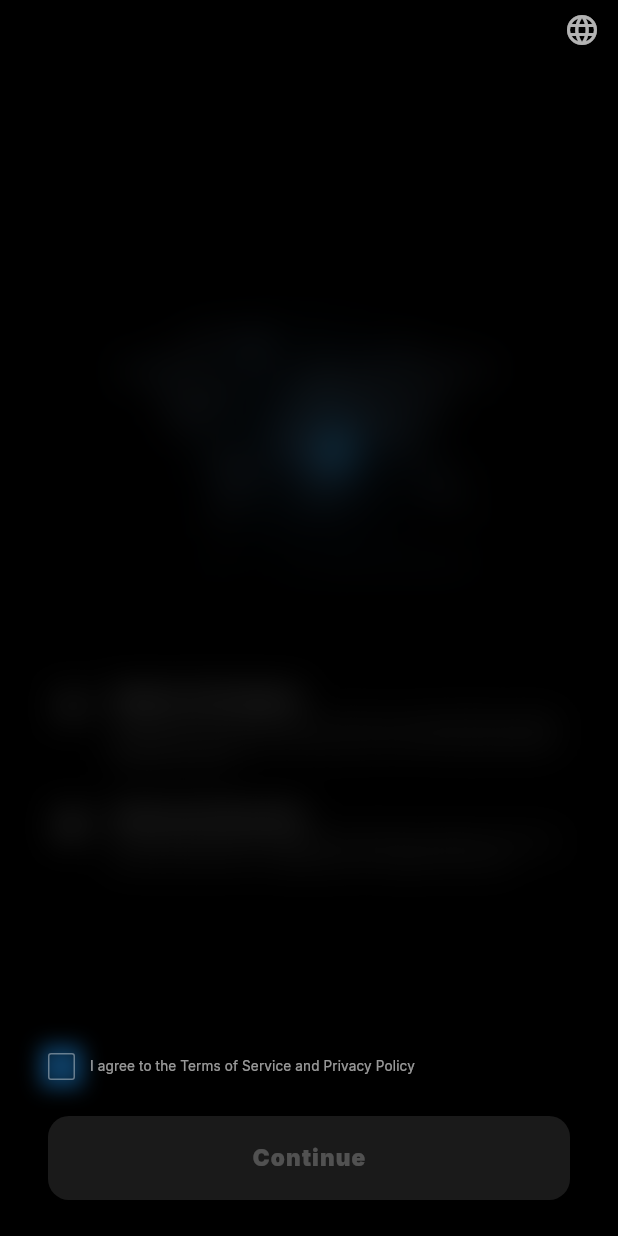
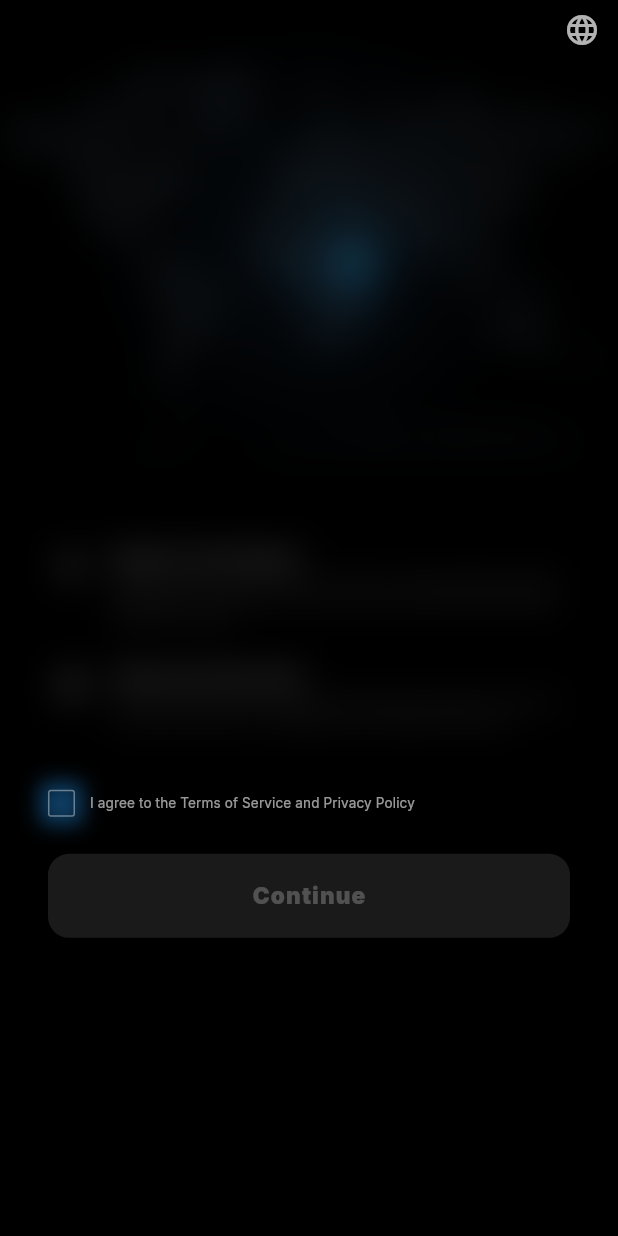
Before and after one commit to fuadusman3993-eng/cold, a Flutter app: the screen it shows after launch, on a phone screen of 412 x 824 dp. Run offline on Flutter 3.47's test engine with Material 3 defaults, Android fonts, the phone set to English and light mode, and no system bars; our stand-ins replace google_fonts, supabase_flutter; accounts and stored records are empty.

Commit message:
UI Fix: Eliminate top gap and implement cross-platform responsive layout

```diff
--- a/lib/features/onboarding/presentation/screens/onboarding_screen.dart
+++ b/lib/features/onboarding/presentation/screens/onboarding_screen.dart
@@ -42,6 +42,8 @@ class _OnboardingScreenState extends State<OnboardingScreen> with SingleTickerPr
   Widget build(BuildContext context) {
     final l10n = AppLocalizations.of(context)!;
     final theme = Theme.of(context);
+    final size = MediaQuery.of(context).size;
+    final isDesktop = size.width > 900;
 
     if (_hasAgreedToTerms) {
       _pulseController.stop();
@@ -49,19 +51,25 @@ class _OnboardingScreenState extends State<OnboardingScreen> with SingleTickerPr
 
     return Scaffold(
       backgroundColor: Colors.black,
+      extendBodyBehindAppBar: true, // Allow map to span to the very top
       appBar: AppBar(
         backgroundColor: Colors.transparent,
         elevation: 0,
         actions: const [LanguageSelector()],
         toolbarHeight: 40,
       ),
-      body: SafeArea(
+      body: LayoutBuilder(
+        builder: (context, constraints) {
+          return SingleChildScrollView(
+            physics: const ClampingScrollPhysics(),
+            child: ConstrainedBox(
+              constraints: BoxConstraints(
+                minHeight: constraints.maxHeight,
+              ),
               child: Column(
                 children: [
-            // 1. Content Section (Expanded Map)
-            Expanded(
-              flex: 6,
-              child: TweenAnimationBuilder<double>(
+                  // 1. Top Section (Full-width Map at Top)
+                  TweenAnimationBuilder<double>(
                     tween: Tween<double>(begin: 12.0, end: _hasAgreedToTerms ? 0.0 : 12.0),
                     duration: const Duration(milliseconds: 800),
                     builder: (context, blurValue, child) {
@@ -72,15 +80,14 @@ class _OnboardingScreenState extends State<OnboardingScreen> with SingleTickerPr
                           opacity: _hasAgreedToTerms ? 1.0 : 0.3,
                           child: Column(
                             children: [
-                          const Spacer(flex: 1),
-                          // Edge-to-Edge Map Visual
+                              // Map spans to the absolute top edge
                               Stack(
                                 alignment: Alignment.center,
                                 children: [
                                   AnimatedContainer(
                                     duration: const Duration(milliseconds: 800),
-                                width: _hasAgreedToTerms ? 160 : 100,
-                                height: _hasAgreedToTerms ? 160 : 100,
+                                    width: _hasAgreedToTerms ? size.width * 0.4 : size.width * 0.25,
+                                    height: _hasAgreedToTerms ? size.width * 0.4 : size.width * 0.25,
                                     decoration: BoxDecoration(
                                       shape: BoxShape.circle,
                                       boxShadow: [
@@ -94,14 +101,16 @@ class _OnboardingScreenState extends State<OnboardingScreen> with SingleTickerPr
                                   ),
                                   Image.asset(
                                     'assets/images/world_map.png',
-                                width: double.infinity, // Full Width
-                                height: 260,
-                                fit: BoxFit.contain, // Maintain aspect but fill width
+                                    width: size.width,
+                                    height: isDesktop ? size.height * 0.5 : size.height * 0.4,
+                                    fit: BoxFit.cover, // Frame the glowing center and cover top
                                     errorBuilder: (context, error, stackTrace) => Container(
-                                  height: 180,
+                                      height: 200,
                                       width: double.infinity,
                                       decoration: BoxDecoration(
-                                    gradient: RadialGradient(
+                                        gradient: LinearGradient(
+                                          begin: Alignment.topCenter,
+                                          end: Alignment.bottomCenter,
                                           colors: [Colors.white.withOpacity(0.05), Colors.transparent],
                                         ),
                                       ),
@@ -109,38 +118,45 @@ class _OnboardingScreenState extends State<OnboardingScreen> with SingleTickerPr
                                   ),
                                 ],
                               ),
-                          const SizedBox(height: 32),
-                          // Padded Feature Content
+                              SizedBox(height: size.height * 0.04),
+                              // Features Content
                               Padding(
-                            padding: const EdgeInsets.symmetric(horizontal: 32.0),
+                                padding: EdgeInsets.symmetric(horizontal: isDesktop ? size.width * 0.2 : 32.0),
                                 child: Column(
                                   children: [
                                     _buildFeatureItem(
                                       Icons.psychology_outlined,
                                       l10n.translate('islamic_ai_title'),
                                       l10n.translate('islamic_ai_subtitle'),
+                                      size,
                                     ),
-                                const SizedBox(height: 24),
+                                    SizedBox(height: size.height * 0.03),
                                     _buildFeatureItem(
                                       Icons.security_outlined,
                                       l10n.translate('advanced_security_title'),
                                       l10n.translate('advanced_security_subtitle'),
+                                      size,
                                     ),
                                   ],
                                 ),
                               ),
-                          const Spacer(flex: 1),
                             ],
                           ),
                         ),
                       );
                     },
                   ),
-            ),
+
+                  const Spacer(), // Flexible space
 
                   // 2. Interactive Section (Bottom Padded)
                   Padding(
-              padding: const EdgeInsets.fromLTRB(32.0, 0, 32.0, 24.0),
+                    padding: EdgeInsets.fromLTRB(
+                      isDesktop ? size.width * 0.2 : 32.0,
+                      size.height * 0.05,
+                      isDesktop ? size.width * 0.2 : 32.0,
+                      32.0,
+                    ),
                     child: Column(
                       children: [
                         Row(
@@ -184,14 +200,14 @@ class _OnboardingScreenState extends State<OnboardingScreen> with SingleTickerPr
                                 l10n.translate('terms_agreement'),
                                 style: theme.textTheme.bodySmall?.copyWith(
                                   color: _hasAgreedToTerms ? Colors.white : Colors.white60,
-                            fontSize: 9,
+                                  fontSize: isDesktop ? 12 : 9,
                                   letterSpacing: 0.1,
                                 ),
                               ),
                             ),
                           ],
                         ),
-                  const SizedBox(height: 24),
+                        SizedBox(height: size.height * 0.03),
                         AnimatedContainer(
                           duration: const Duration(milliseconds: 500),
                           decoration: BoxDecoration(
@@ -236,7 +252,7 @@ class _OnboardingScreenState extends State<OnboardingScreen> with SingleTickerPr
                               foregroundColor: Colors.white,
                               disabledBackgroundColor: _charcoal,
                               disabledForegroundColor: Colors.white24,
-                        minimumSize: const Size(double.infinity, 56),
+                              minimumSize: Size(double.infinity, isDesktop ? 64 : 56),
                               elevation: 0,
                               shape: RoundedRectangleBorder(
                                 borderRadius: BorderRadius.circular(14),
@@ -247,7 +263,7 @@ class _OnboardingScreenState extends State<OnboardingScreen> with SingleTickerPr
                               style: theme.textTheme.bodyLarge?.copyWith(
                                 color: _hasAgreedToTerms ? Colors.white : Colors.white24,
                                 fontWeight: FontWeight.w900,
-                          fontSize: 15,
+                                fontSize: isDesktop ? 18 : 15,
                                 letterSpacing: 0.8,
                               ),
                             ),
@@ -260,22 +276,27 @@ class _OnboardingScreenState extends State<OnboardingScreen> with SingleTickerPr
               ),
             ),
           );
+        },
+      ),
+    );
   }
 
-  Widget _buildFeatureItem(IconData icon, String title, String subtitle) {
+  Widget _buildFeatureItem(IconData icon, String title, String subtitle, Size screenSize) {
     final theme = Theme.of(context);
+    final isDesktop = screenSize.width > 900;
+
     return Row(
       crossAxisAlignment: CrossAxisAlignment.start,
       children: [
         Container(
-          padding: const EdgeInsets.all(6),
+          padding: EdgeInsets.all(isDesktop ? 10 : 6),
           decoration: BoxDecoration(
             color: Colors.white.withOpacity(0.05),
-            borderRadius: BorderRadius.circular(8),
+            borderRadius: BorderRadius.circular(isDesktop ? 12 : 8),
           ),
-          child: Icon(icon, color: Colors.white, size: 18),
+          child: Icon(icon, color: Colors.white, size: isDesktop ? 24 : 18),
         ),
-        const SizedBox(width: 12),
+        SizedBox(width: isDesktop ? 20 : 12),
         Expanded(
           child: Column(
             crossAxisAlignment: CrossAxisAlignment.start,
@@ -283,7 +304,7 @@ class _OnboardingScreenState extends State<OnboardingScreen> with SingleTickerPr
               Text(
                 title,
                 style: theme.textTheme.displaySmall?.copyWith(
-                  fontSize: 14,
+                  fontSize: isDesktop ? 18 : 14,
                   letterSpacing: -0.1,
                 ),
               ),
@@ -292,7 +313,7 @@ class _OnboardingScreenState extends State<OnboardingScreen> with SingleTickerPr
                 subtitle,
                 style: theme.textTheme.bodyMedium?.copyWith(
                   color: Colors.white60,
-                  fontSize: 10,
+                  fontSize: isDesktop ? 14 : 10,
                   height: 1.2,
                 ),
               ),
```
Lines whose indentation alone changed are shown as unchanged.
